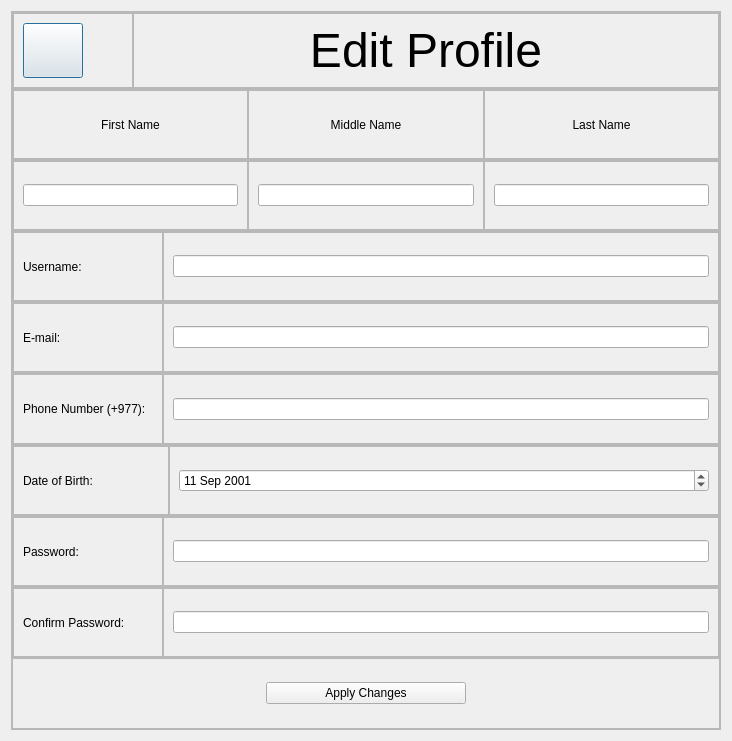
Old version of the form editprofile.ui in the repository aavashlamichhane/LibMan.
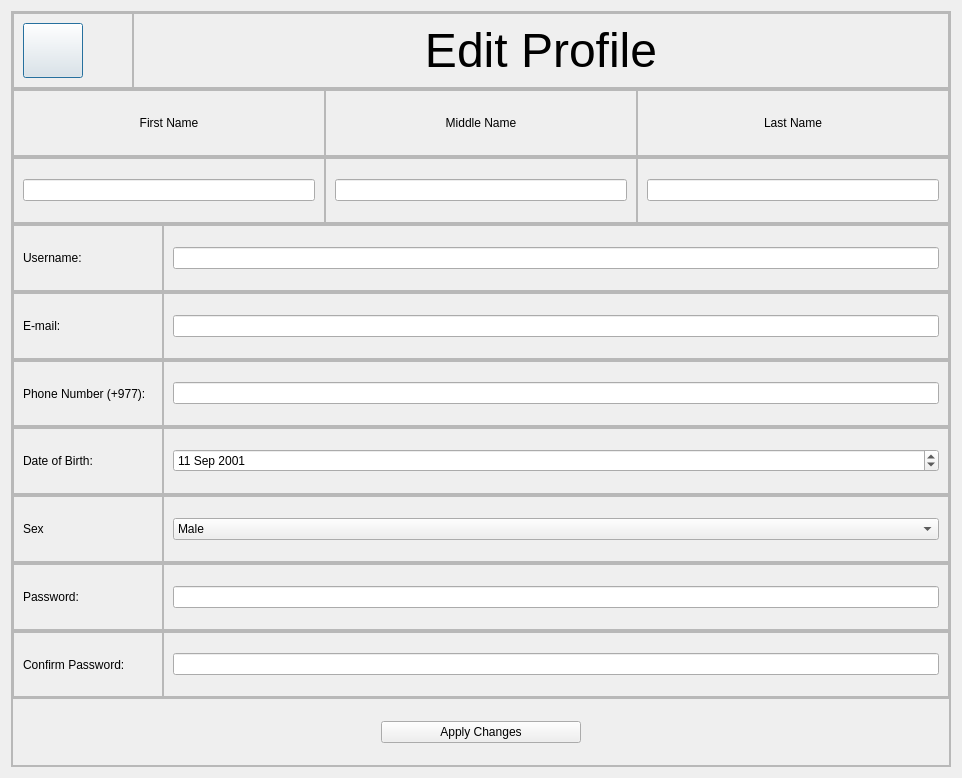
New version of the form. Icons and pictures are not drawn.

Patch:
```diff
--- a/editprofile.ui
+++ b/editprofile.ui
@@ -6,8 +6,8 @@
    <rect>
     <x>0</x>
     <y>0</y>
-    <width>732</width>
-    <height>741</height>
+    <width>962</width>
+    <height>778</height>
    </rect>
   </property>
   <property name="windowTitle">
@@ -16,7 +16,7 @@
   <property name="styleSheet">
    <string notr="true"/>
   </property>
-  <layout class="QHBoxLayout" name="horizontalLayout_4">
+  <layout class="QVBoxLayout" name="verticalLayout">
    <item>
     <layout class="QVBoxLayout" name="verticalLayout_2">
      <item>
@@ -598,6 +598,12 @@
                <height>0</height>
               </size>
              </property>
+             <property name="maximumSize">
+              <size>
+               <width>150</width>
+               <height>16777215</height>
+              </size>
+             </property>
              <property name="frameShape">
               <enum>QFrame::StyledPanel</enum>
              </property>
@@ -647,6 +653,95 @@
           </layout>
          </widget>
         </item>
+        <item>
+         <widget class="QFrame" name="frame_33">
+          <property name="frameShape">
+           <enum>QFrame::StyledPanel</enum>
+          </property>
+          <property name="frameShadow">
+           <enum>QFrame::Raised</enum>
+          </property>
+          <layout class="QHBoxLayout" name="horizontalLayout_4">
+           <property name="spacing">
+            <number>0</number>
+           </property>
+           <property name="leftMargin">
+            <number>0</number>
+           </property>
+           <property name="topMargin">
+            <number>0</number>
+           </property>
+           <property name="rightMargin">
+            <number>0</number>
+           </property>
+           <property name="bottomMargin">
+            <number>0</number>
+           </property>
+           <item>
+            <widget class="QFrame" name="frame_34">
+             <property name="minimumSize">
+              <size>
+               <width>150</width>
+               <height>0</height>
+              </size>
+             </property>
+             <property name="maximumSize">
+              <size>
+               <width>150</width>
+               <height>16777215</height>
+              </size>
+             </property>
+             <property name="frameShape">
+              <enum>QFrame::StyledPanel</enum>
+             </property>
+             <property name="frameShadow">
+              <enum>QFrame::Raised</enum>
+             </property>
+             <layout class="QVBoxLayout" name="verticalLayout_6">
+              <item>
+               <widget class="QLabel" name="label_12">
+                <property name="text">
+                 <string>Sex</string>
+                </property>
+               </widget>
+              </item>
+             </layout>
+            </widget>
+           </item>
+           <item>
+            <widget class="QFrame" name="frame_35">
+             <property name="frameShape">
+              <enum>QFrame::StyledPanel</enum>
+             </property>
+             <property name="frameShadow">
+              <enum>QFrame::Raised</enum>
+             </property>
+             <layout class="QHBoxLayout" name="horizontalLayout_30">
+              <item>
+               <widget class="QComboBox" name="comboBox_sex">
+                <item>
+                 <property name="text">
+                  <string>Male</string>
+                 </property>
+                </item>
+                <item>
+                 <property name="text">
+                  <string>Female</string>
+                 </property>
+                </item>
+                <item>
+                 <property name="text">
+                  <string>Others</string>
+                 </property>
+                </item>
+               </widget>
+              </item>
+             </layout>
+            </widget>
+           </item>
+          </layout>
+         </widget>
+        </item>
         <item>
          <widget class="QFrame" name="frame_8">
           <property name="frameShape">
@@ -706,7 +801,11 @@
              </property>
              <layout class="QHBoxLayout" name="horizontalLayout_24">
               <item>
-               <widget class="QLineEdit" name="lineEdit_7"/>
+               <widget class="QLineEdit" name="lineEdit_pass">
+                <property name="echoMode">
+                 <enum>QLineEdit::Password</enum>
+                </property>
+               </widget>
               </item>
              </layout>
             </widget>
@@ -773,7 +872,11 @@
              </property>
              <layout class="QHBoxLayout" name="horizontalLayout_26">
               <item>
-               <widget class="QLineEdit" name="lineEdit_8"/>
+               <widget class="QLineEdit" name="lineEdit_cpass">
+                <property name="echoMode">
+                 <enum>QLineEdit::Password</enum>
+                </property>
+               </widget>
               </item>
              </layout>
             </widget>
```
Left out of the diff: 12 changed lines with no effect on the pictures.
